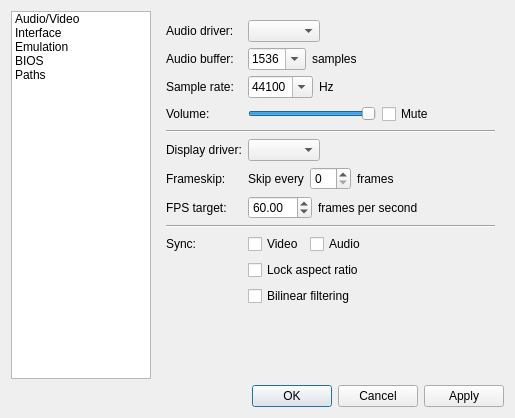
Qt form Libretro/mgba/src/platform/qt/SettingsView.ui (kiddreads/Avalon-copy2) before a commit.
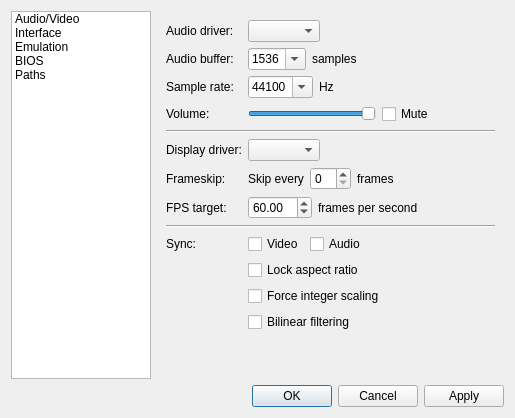
The same form after that commit.

Commit message: All: Add option to lock video to integer scaling

```diff
--- a/Libretro/mgba/src/platform/qt/SettingsView.ui
+++ b/Libretro/mgba/src/platform/qt/SettingsView.ui
@@ -7,7 +7,7 @@
     <x>0</x>
     <y>0</y>
     <width>650</width>
-    <height>450</height>
+    <height>454</height>
    </rect>
   </property>
   <property name="sizePolicy">
@@ -380,13 +380,20 @@
          </property>
         </widget>
        </item>
-       <item row="11" column="1">
+       <item row="12" column="1">
         <widget class="QCheckBox" name="resampleVideo">
          <property name="text">
           <string>Bilinear filtering</string>
          </property>
         </widget>
        </item>
+       <item row="11" column="1">
+        <widget class="QCheckBox" name="lockIntegerScaling">
+         <property name="text">
+          <string>Force integer scaling</string>
+         </property>
+        </widget>
+       </item>
       </layout>
      </widget>
      <widget class="QWidget" name="interface_2">
```
Left out of the diff: 4 changed lines with no effect on the pictures. The commit also changes 15 other files.
